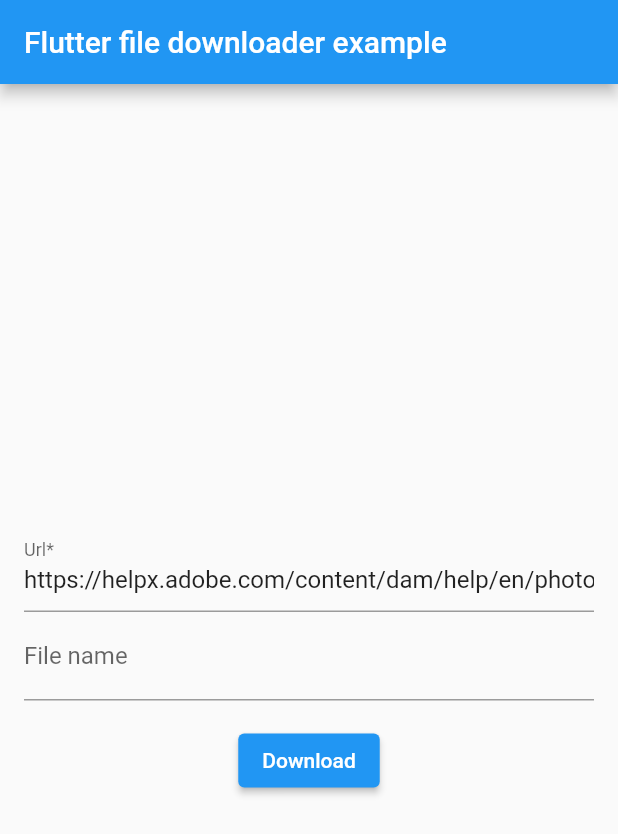
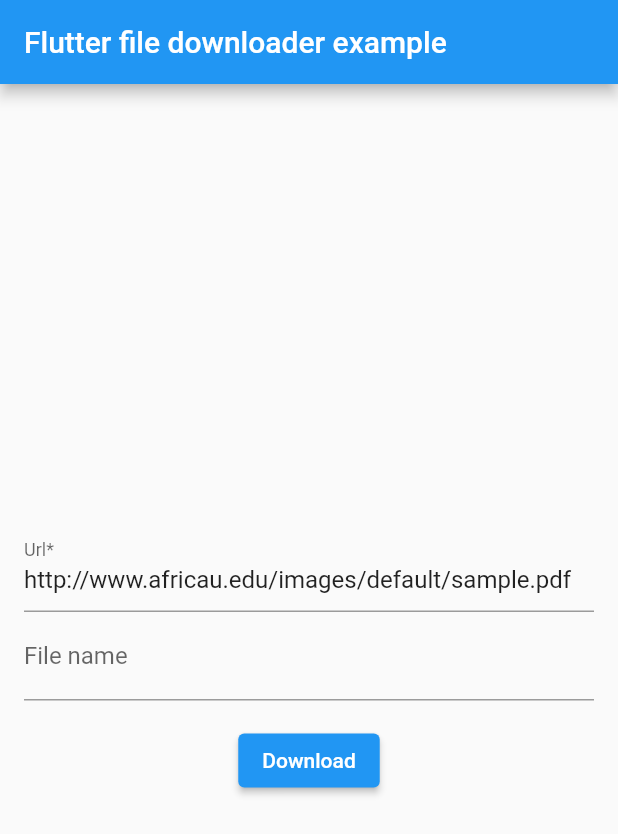
Before and after one commit to abdallah-odeh/flutter_file_downloader, a Flutter app: the screen it shows after launch, on a phone screen of 412 x 824 dp. Shown: the top 834 px of the screen. Run offline on Flutter 3.47's test engine with Material 2 defaults, Android fonts, the phone set to English and light mode, and no system bars.

```diff
--- a/example/lib/main.dart
+++ b/example/lib/main.dart
@@ -19,7 +19,8 @@ class _MyAppState extends State<MyApp> {
   String _status = '';
   final TextEditingController url = TextEditingController(
     text:
-        'https://helpx.adobe.com/content/dam/help/en/photoshop/using/convert-color-image-black-white/jcr_content/main-pars/before_and_after/image-before/Landscape-Color.jpg',
+      'http://www.africau.edu/images/default/sample.pdf',
+        // 'https://helpx.adobe.com/content/dam/help/en/photoshop/using/convert-color-image-black-white/jcr_content/main-pars/before_and_after/image-before/Landscape-Color.jpg',
   );
   final TextEditingController name = TextEditingController();
 
--- a/pubspec.yaml
+++ b/pubspec.yaml
@@ -1,6 +1,6 @@
 name: flutter_file_downloader
 description: A new Flutter project.
-version: 1.0.2
+version: 1.0.3
 homepage: https://github.com/abdallah-odeh/flutter_files_downloader.git
 
 environment:
```
Also changed, not shown: 2 other files.
